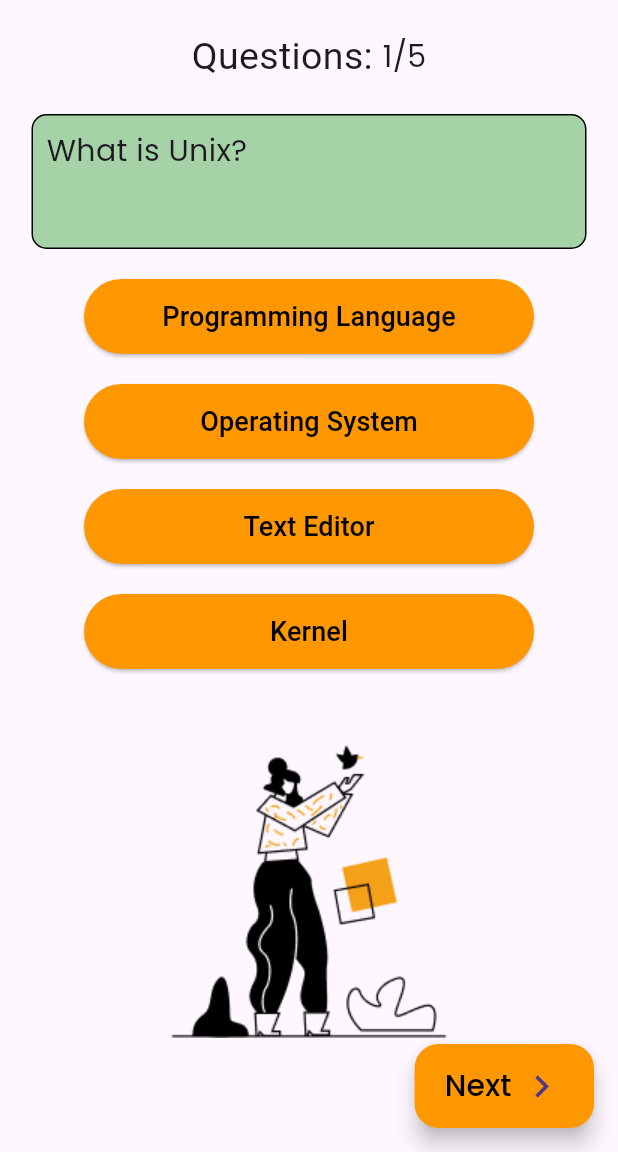
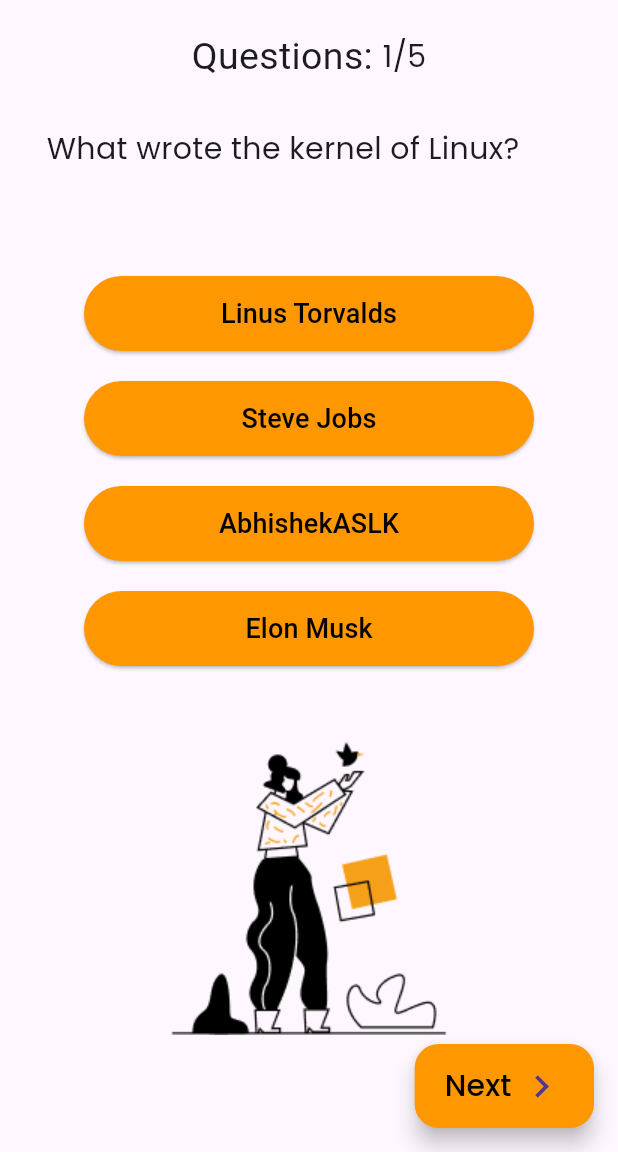
Before and after one commit to AbhishekASLK/quiz_app_basic, a Flutter app: the screen it shows after launch, after a tap on "Start Quiz", on a phone screen of 412 x 824 dp, the part 84-1236 px from its top. Run offline on Flutter 3.47's test engine with Material 3 defaults, Android fonts, the phone set to English and light mode, and no system bars; our stand-ins replace google_fonts.

Commit message:
removed the decoration

```diff
--- a/lib/quiz_app.dart
+++ b/lib/quiz_app.dart
@@ -40,14 +40,14 @@ class _QuizAppState extends State<QuizApp> {
   int questionIndex = 0;
   List allQuestions = [
     const SingleQuestionModel(
-      question: "What is Unix?",
+      question: "What wrote the kernel of Linux?",
       options: [
-        "Programming Language",
-        "Operating System",
-        "Text Editor",
-        "Kernel"
+        "Linus Torvalds",
+        "Steve Jobs",
+        "AbhishekASLK",
+        "Elon Musk",
       ],
-      answerIndex: 1,
+      answerIndex: 0,
     ),
     const SingleQuestionModel(
       question: "In which language UNIX is written?",
@@ -179,19 +179,9 @@ class _QuizAppState extends State<QuizApp> {
             const SizedBox(
               height: 20,
             ),
-            Container(
-              decoration: BoxDecoration(
-                color: Colors.green.withOpacity(0.5),
-                border: Border.all(
-                  color: Colors.black,
-                ),
-                borderRadius: const BorderRadius.all(
-                  Radius.circular(10),
-                ),
-              ),
-              child: Padding(
+            Padding(
               padding: const EdgeInsets.all(9.0),
-                child: Container(
+              child: SizedBox(
                 width: 350,
                 height: 70,
                 child: Text(
@@ -199,7 +189,6 @@ class _QuizAppState extends State<QuizApp> {
                   textAlign: TextAlign.justify,
                   style: GoogleFonts.poppins(
                     fontSize: 20,
-                    ),
                   ),
                 ),
               ),
@@ -350,15 +339,6 @@ class _QuizAppState extends State<QuizApp> {
       );
     } else {
       return Scaffold(
-        appBar: AppBar(
-          title: Text(
-            'Result',
-            style: GoogleFonts.poppins(
-              fontSize: 25,
-            ),
-          ),
-          backgroundColor: Colors.orange,
-        ),
         body: Center(
           child: Column(
             mainAxisAlignment: MainAxisAlignment.center,
@@ -385,7 +365,7 @@ class _QuizAppState extends State<QuizApp> {
                   Container(
                     width: 300,
                     decoration: const BoxDecoration(
-                      color: Colors.green,
+                      // color: Colors.green,
                       borderRadius: BorderRadius.all(
                         Radius.circular(
                           5,
@@ -396,7 +376,7 @@ class _QuizAppState extends State<QuizApp> {
                       padding: const EdgeInsets.all(20),
                       child: Text(
                         "You have successfully completed the Quiz...",
-                        textAlign: TextAlign.justify,
+                        textAlign: TextAlign.center,
                         style: GoogleFonts.poppins(
                           fontSize: 20,
                         ),
```
Lines whose indentation alone changed are shown as unchanged.
